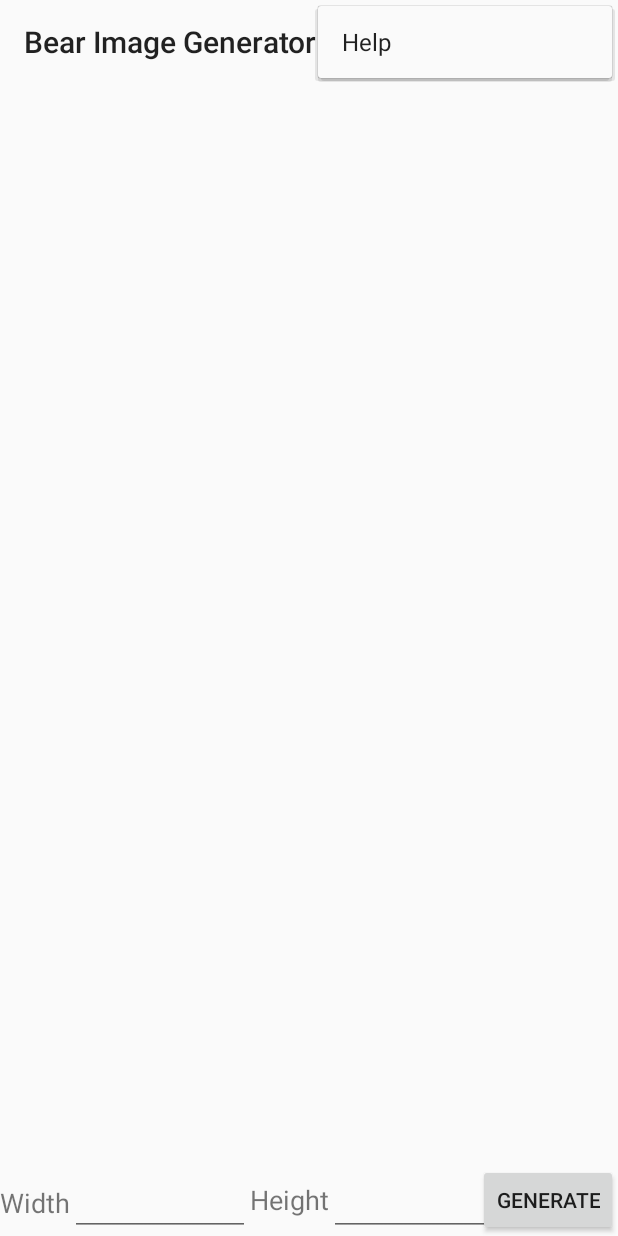
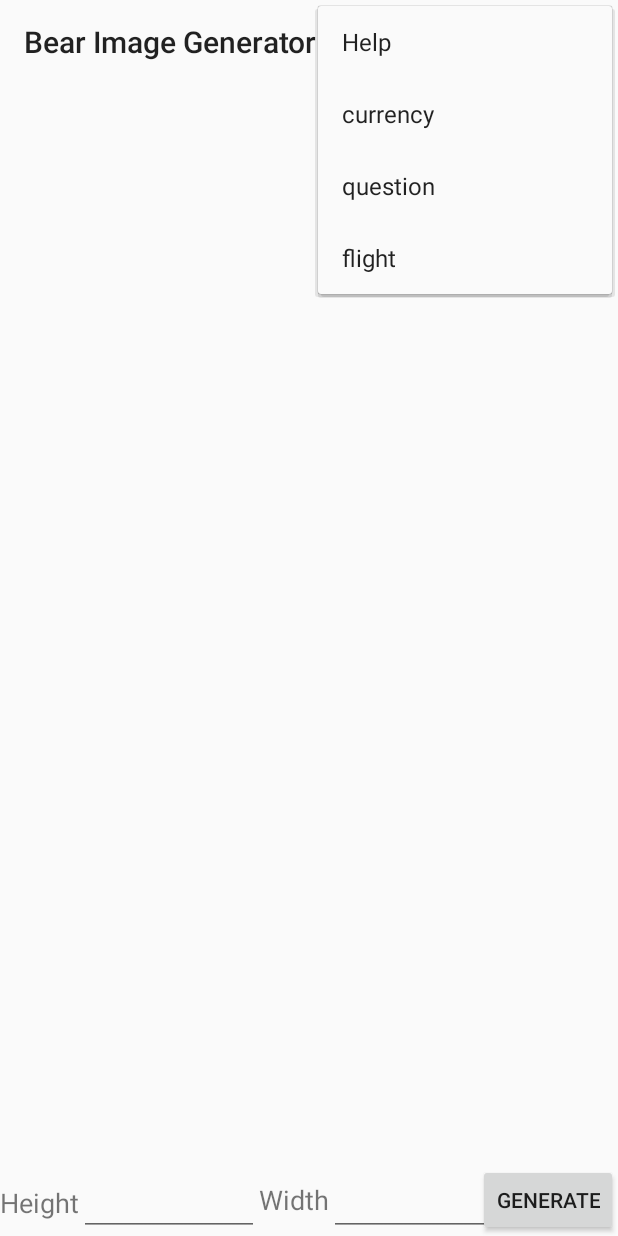
Before and after one commit to byubjung-kang/Android_project, an Android app: the BearImageGenerator screen opened directly, with no data from a screen before it, with the options menu open, on a phone screen of 412 x 824 dp. Run offline under Robolectric (Android 15) with nearby library versions, the phone set to English and light mode, and no system bars; our stand-ins replace Picasso, Room's generated code, Volley; pictures from the network do not load.

Commit message:
milestone2 done

```diff
--- a/app/src/main/res/menu/my_menu.xml
+++ b/app/src/main/res/menu/my_menu.xml
@@ -10,5 +10,14 @@
     <item
         android:id="@+id/item_2"
         android:title="@string/item_2" />
+    <item
+        android:id="@+id/currency"
+        android:title="@string/currency" />
+    <item
+        android:id="@+id/question"
+        android:title="@string/question" />
+    <item
+        android:id="@+id/flight"
+        android:title="@string/flight" />
 
 </menu>
--- a/app/src/main/res/values/strings.xml
+++ b/app/src/main/res/values/strings.xml
@@ -3,8 +3,12 @@
     <string name="hello_message">Hello world!</string>
     <string name="button_message">LOGIN</string>
     <string name="generateButton">Generate</string>
-    <string name="textView2">Width</string>
-    <string name="textView3">Height</string>
+    <string name="textView2">Height</string>
+    <string name="textView3">Width</string>
     <string name="item_2">Help</string>
+    <string name="currency">currency</string>
+    <string name="flight">flight</string>
+    <string name="question">question</string>
+
 
 </resources>
```
Also changed, not shown: app/src/main/java/MobileApplication/Group/Theme/BearImageGenerator/BearImageGenerator.java (+46 -51 lines), 1 other file.
